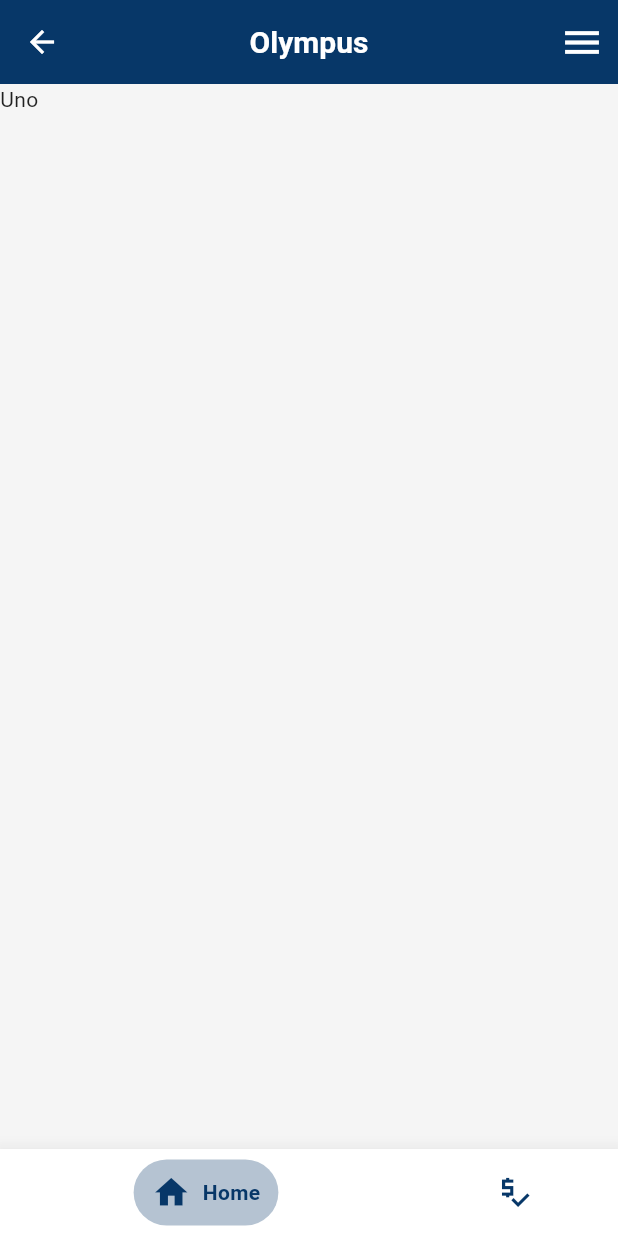
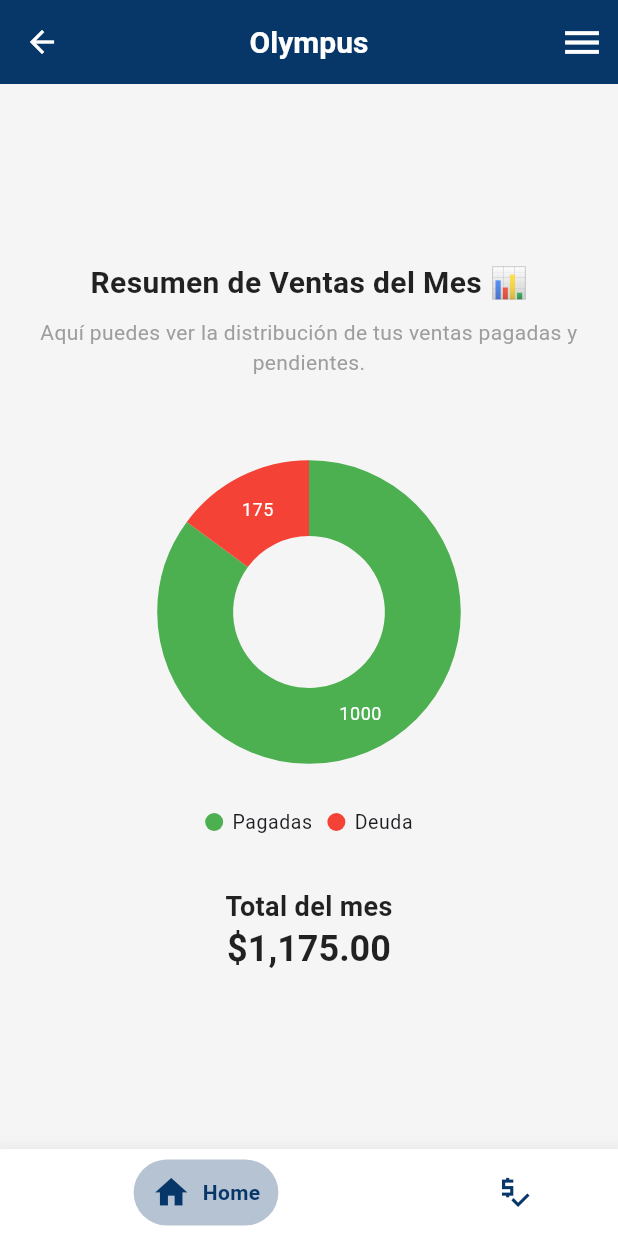
Before and after one commit to miguel-GF/olympus_app_mobile, a Flutter app: the TabsScreen screen opened by its route, on a phone screen of 412 x 824 dp. Run offline on Flutter 3.47's test engine with Material 3 defaults, Android fonts, the light colour scheme and no system bars; drawn by our look-alikes of stylish_bottom_bar; our stand-ins replace auto_size_text, connectivity_plus, flutter_dotenv, gap, get, loading_animation_widget and 3 more; missing offline and left inert: empty_widget, flutter_skeleton_ui, mysql1; accounts and stored records are empty.

Commit message:
feat: Se agrega lógica inicial para pantalla de home

```diff
--- /dev/null
+++ b/lib/screens/tabs/home_screen.dart
@@ -0,0 +1,193 @@
+import 'package:flutter/material.dart';
+import 'package:flutter_skeleton_ui/flutter_skeleton_ui.dart';
+import 'package:get/get.dart';
+import 'package:syncfusion_flutter_charts/charts.dart';
+
+import '../../controllers/session_controller.dart';
+import '../../controllers/venta_controller.dart';
+import '../../models/venta.dart';
+import '../../utils/tool_util.dart';
+import '../../widgets/gb_shimmer_circular.dart';
+
+class HomeScreen extends StatefulWidget {
+  const HomeScreen({super.key});
+
+  @override
+  State<HomeScreen> createState() => _HomeScreenState();
+}
+
+class _HomeScreenState extends State<HomeScreen> {
+  late Future<Map<String, double>> _futureSalesData;
+  final SessionController sessionController = Get.find<SessionController>();
+  final VentaController ventaController = Get.find<VentaController>();
+
+  @override
+  void initState() {
+    super.initState();
+    _futureSalesData = fetchSalesData();
+  }
+
+  Future<Map<String, double>> fetchSalesData() async {
+    final List<Venta> ventas = await ventaController.listar(
+      empresa: sessionController.usuario.empresa,
+      sucursal: sessionController.usuario.sucursal,
+      fechaInicio: '2025-02-01',
+      fechaFin: '2025-02-28',
+    );
+    print(ventas);
+    return <String, double>{
+      'ventasPagadas': 1000.0,
+      'ventasDeuda': 175.0,
+    };
+  }
+
+  Future<void> _refreshData() async {
+    setState(() {
+      _futureSalesData = fetchSalesData();
+    });
+  }
+
+  @override
+  @override
+  Widget build(BuildContext context) {
+    return Scaffold(
+      body: RefreshIndicator(
+        color: Theme.of(context).primaryColor,
+        onRefresh: _refreshData,
+        child: Stack(children: <Widget>[
+          SizedBox(
+            height: Get.height,
+            child: Column(
+              children: <Widget>[
+                Expanded(
+                  child: Column(
+                    mainAxisAlignment:
+                        MainAxisAlignment.center, // Centrado verticalmente
+                    children: <Widget>[
+                      FutureBuilder<Map<String, double>>(
+                        future: _futureSalesData,
+                        builder: (BuildContext context,
+                            AsyncSnapshot<Map<String, double>> snapshot) {
+                          if (snapshot.connectionState ==
+                              ConnectionState.waiting) {
+                            return Column(
+                              mainAxisAlignment: MainAxisAlignment.spaceBetween,
+                              children: [
+                                Padding(
+                                  padding: const EdgeInsets.symmetric(horizontal: 40.0),
+                                  child: SkeletonLine(
+                                    style: SkeletonLineStyle(
+                                      height: Get.height * 0.15,
+                                    ),
+                                  ),
+                                ),
+                                const SizedBox(height: 60),
+                                GbShimmerCircular(
+                                  width: Get.width * 0.6,
+                                  height: Get.height * 0.3,
+                                ),
+                                const SizedBox(height: 40),
+                                Padding(
+                                  padding: const EdgeInsets.symmetric(horizontal: 80.0),
+                                  child: SkeletonLine(
+                                    style: SkeletonLineStyle(
+                                      height: Get.height * 0.15,
+                                    ),
+                                  ),
+                                ),
+                              ],
+                            );
+                          } else if (snapshot.hasError) {
+                            return const Center(
+                                child: Text('Error al cargar los datos'));
+                          } else if (!snapshot.hasData ||
+                              snapshot.data!.isEmpty) {
+                            return const Center(
+                                child: Text('No hay datos disponibles'));
+                          }
+
+                          final double ventasPagadas =
+                              snapshot.data!['ventasPagadas'] ?? 0.0;
+                          final double ventasDeuda =
+                              snapshot.data!['ventasDeuda'] ?? 0.0;
+
+                          final List<_SalesData> salesData = <_SalesData>[
+                            _SalesData('Pagadas', ventasPagadas, Colors.green),
+                            _SalesData('Deuda', ventasDeuda, Colors.red),
+                          ];
+
+                          return Padding(
+                            padding: const EdgeInsets.symmetric(horizontal: 16.0),
+                            child: Column(
+                              children: <Widget>[
+                                const Text(
+                                  'Resumen de Ventas del Mes 📊',
+                                  style: TextStyle(
+                                      fontSize: 20, fontWeight: FontWeight.bold),
+                                ),
+                                const SizedBox(height: 8),
+                                const Text(
+                                  'Aquí puedes ver la distribución de tus ventas pagadas y pendientes.',
+                                  textAlign: TextAlign.center,
+                                  style:
+                                      TextStyle(fontSize: 14, color: Colors.grey),
+                                ),
+                                const SizedBox(height: 20),
+                                SfCircularChart(
+                                  legend: const Legend(
+                                      isVisible: true,
+                                      position: LegendPosition.bottom),
+                                  series: <DoughnutSeries<_SalesData, String>>[
+                                    DoughnutSeries<_SalesData, String>(
+                                      dataSource: salesData,
+                                      pointColorMapper: (_SalesData data, _) =>
+                                          data.color,
+                                      xValueMapper: (_SalesData data, _) =>
+                                          data.status,
+                                      yValueMapper: (_SalesData data, _) =>
+                                          data.amount,
+                                      dataLabelSettings: const DataLabelSettings(
+                                          isVisible: true),
+                                    ),
+                                  ],
+                                ),
+                                const SizedBox(height: 20),
+                                const Text(
+                                  'Total del mes',
+                                  style: TextStyle(
+                                      fontSize: 18, fontWeight: FontWeight.bold),
+                                ),
+                                Text(
+                                  ToolUtil().formatCurrency(
+                                      ventasPagadas + ventasDeuda),
+                                  style:
+                                      Theme.of(context).textTheme.headlineLarge,
+                                ),
+                              ],
+                            ),
+                          );
+                        },
+                      ),
+                    ],
+                  ),
+                ),
+              ],
+            ),
+          ),
+          const SizedBox.expand(
+            child: SingleChildScrollView(
+              physics: AlwaysScrollableScrollPhysics(),
+            ),
+          ),
+        ]),
+      ),
+    );
+  }
+}
+
+class _SalesData {
+  _SalesData(this.status, this.amount, this.color);
+  final String status;
+  final double amount;
+  final Color color;
+}
--- a/lib/screens/tabs_screen.dart
+++ b/lib/screens/tabs_screen.dart
@@ -3,6 +3,7 @@
 import 'package:stylish_bottom_bar/stylish_bottom_bar.dart';
 
 import '/routes/routes_names.dart';
+import 'tabs/home_screen.dart';
 import 'tabs/ventas_screen.dart';
 
 class TabsScreen extends StatefulWidget {
@@ -56,7 +57,7 @@
       body: PageView(
         controller: _pageController,
         children: const <Widget>[
-          Text('Uno'),
+          HomeScreen(),
           VentasScreen(),
         ],
       ),
--- a/lib/services/venta_service.dart
+++ b/lib/services/venta_service.dart
@@ -27,4 +27,26 @@
       rethrow;
     }
   }
+
+  Future<List<Venta>> obtenerVentasConcentrado({
+    required String empresa,
+    required String sucursal,
+    required String fechaInicio,
+    required String fechaFin,
+  }) async {
+    try {
+      return await ToolUtil().handleDatabaseErrors(() async {
+        final List<Map<String, dynamic>> ventas = await dbService.query(
+          "SELECT v.status, SUM(COALESCE(v.total, 0)) FROM $tableName AS v WHERE v.empresa = ? AND v.sucursal = ? AND DATE_FORMAT(v.fecha, '%Y-%m-%d') BETWEEN ? AND ? GROUP BY v.status",
+          <dynamic>[empresa, sucursal, fechaInicio, fechaFin],
+        );
+
+        return ventas
+            .map((Map<String, dynamic> user) => Venta.fromJson(user))
+            .toList();
+      });
+    } catch (e) {
+      rethrow;
+    }
+  }
 }
--- /dev/null
+++ b/lib/widgets/gb_shimmer_circular.dart
@@ -0,0 +1,36 @@
+import 'package:flutter/material.dart';
+import 'package:flutter_skeleton_ui/flutter_skeleton_ui.dart';
+
+class GbShimmerCircular extends StatelessWidget {
+  const GbShimmerCircular({
+    super.key,
+    required this.width,
+    required this.height,
+    this.thickness = 140,
+  });
+  final double width;
+  final double height;
+  final double thickness;
+
+  @override
+  Widget build(BuildContext context) {
+    return Stack(alignment: Alignment.center, children: <Widget>[
+      SkeletonLine(
+        style: SkeletonLineStyle(
+          width: width,
+          height: height,
+          alignment: Alignment.center,
+          borderRadius: BorderRadius.circular(1000),
+        ),
+      ),
+      Container(
+        width: thickness,
+        height: thickness,
+        decoration: BoxDecoration(
+          color: Colors.white, // Fondo para ocultar el centro
+          borderRadius: BorderRadius.circular((1000 - thickness) / 2),
+        ),
+      ),
+    ]);
+  }
+}
--- a/pubspec.yaml
+++ b/pubspec.yaml
@@ -49,6 +49,7 @@
   auto_size_text: ^3.0.0
   intl: ^0.20.2
   flutter_skeleton_ui: ^0.0.6
+  syncfusion_flutter_charts: ^28.2.5+1
 
 dev_dependencies:
   flutter_test:
```
Also changed, not shown: pubspec.lock.
